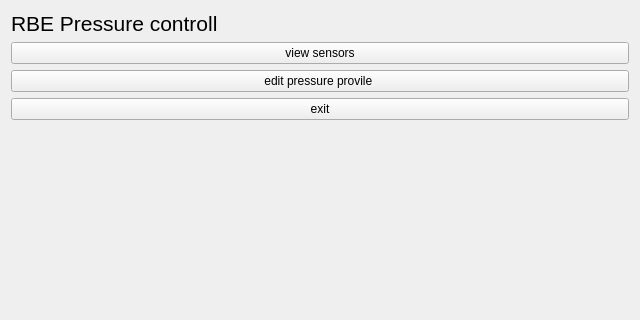
This is rbemainwindow.ui in florianrassl/RBE_pressure_control as Qt 5 draws it before an edit; both pictures show x 0 to 640 and y 0 to 320 of the 640 by 480 pixel window. The edited form follows.
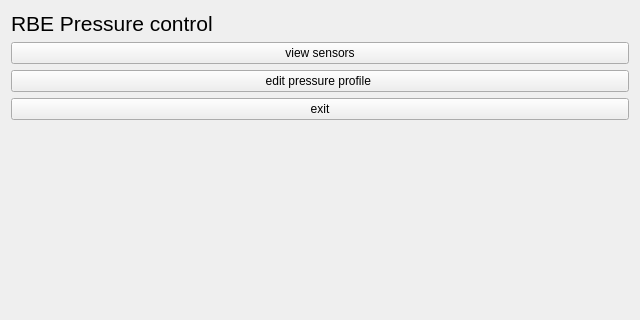
This is the edited form.

```diff
--- a/rbemainwindow.ui
+++ b/rbemainwindow.ui
@@ -26,7 +26,7 @@
        </font>
       </property>
       <property name="text">
-       <string>RBE Pressure controll</string>
+       <string>RBE Pressure control</string>
       </property>
      </widget>
     </item>
@@ -40,7 +40,7 @@
     <item row="3" column="0" colspan="2">
      <widget class="QPushButton" name="buttonEdit">
       <property name="text">
-       <string>edit pressure provile </string>
+       <string>edit pressure profile </string>
       </property>
      </widget>
     </item>
```
